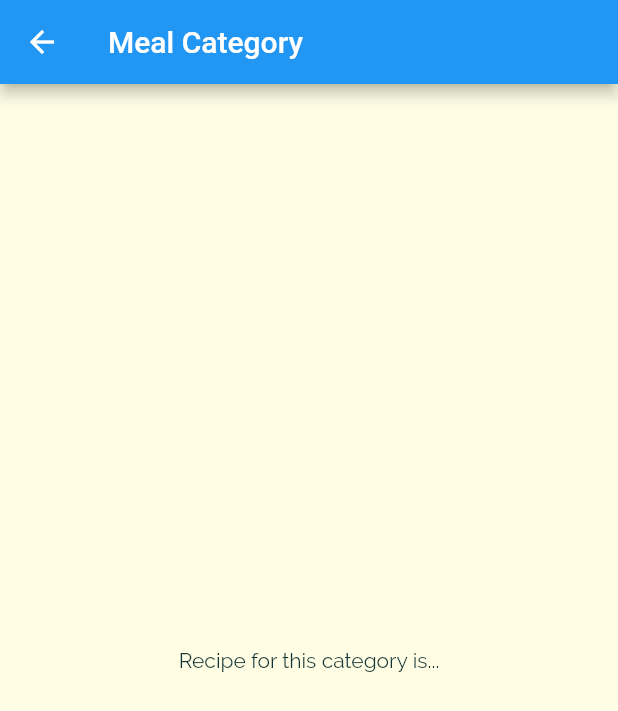
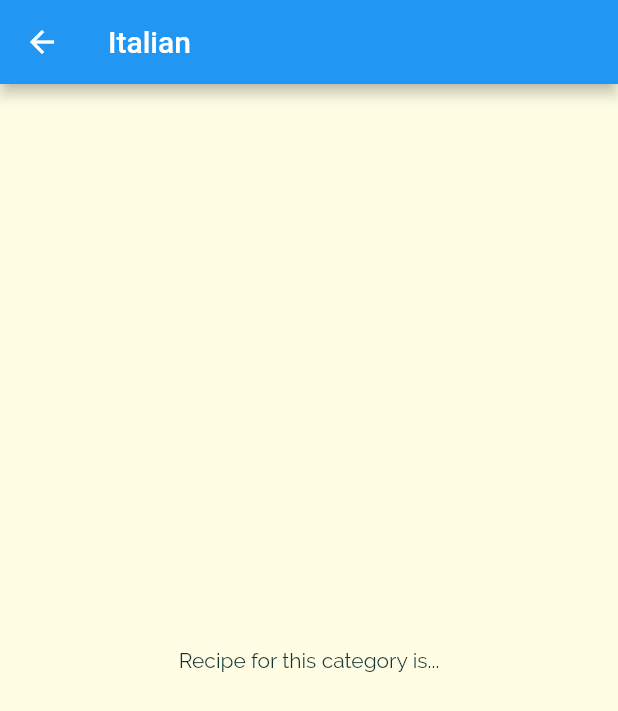
Before and after one commit to akshaymargale/MyRecipes, a Flutter app: the screen it shows after launch, after a tap on "Italian", on a phone screen of 412 x 824 dp. Shown: the top 711 px of the screen. Run offline on Flutter 3.47's test engine with Material 2 defaults, Android fonts, the phone set to English and light mode, and no system bars.

Commit message:
passed data through screens, pass category id and title from category screen to single category screen

```diff
--- a/my_recipes/lib/category_item.dart
+++ b/my_recipes/lib/category_item.dart
@@ -3,16 +3,18 @@ import 'package:flutter/material.dart';
 import './single_category_screen.dart';
 
 class CategoryItem extends StatelessWidget {
+  final String id;
   final String title;
   final Color color;
   CategoryItem(
+    this.id,
     this.title,
     this.color,
   );
 
   void selectCategory(BuildContext ctx) {
     Navigator.of(ctx).push(MaterialPageRoute(builder: (_) {
-      return SingleCategoryScreen();
+      return SingleCategoryScreen(id, title);
     }));
   }
 
--- a/my_recipes/lib/category_screen.dart
+++ b/my_recipes/lib/category_screen.dart
@@ -15,6 +15,7 @@ class CategoryScreen extends StatelessWidget {
         children: DUMMY_CATEGORIES
             .map(
               (catData) => CategoryItem(
+                catData.id,
                 catData.title,
                 catData.color,
               ),
--- a/my_recipes/lib/single_category_screen.dart
+++ b/my_recipes/lib/single_category_screen.dart
@@ -1,11 +1,15 @@
 import 'package:flutter/material.dart';
+import 'package:flutter_complete_guide/models/category.dart';
 
 class SingleCategoryScreen extends StatelessWidget {
+  final String categoryId;
+  final String categoryTitle;
+  SingleCategoryScreen(this.categoryId, this.categoryTitle);
   @override
   Widget build(BuildContext context) {
     return Scaffold(
       appBar: AppBar(
-        title: Text("Meal Category"),
+        title: Text(categoryTitle),
       ),
       body: Center(
         child: Text("Recipe for this category is..."),
```
